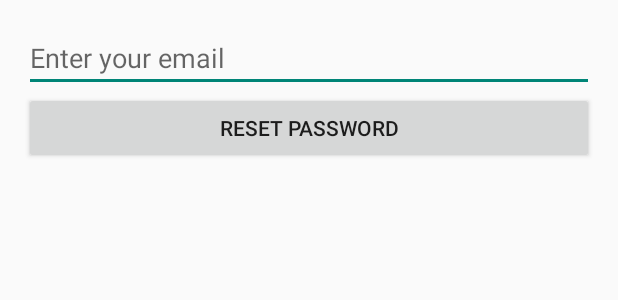
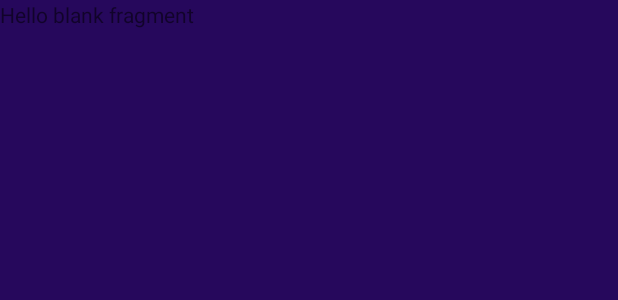
Before and after one commit to YahyaZaidi/DealSeekerApp, an Android app built with Jetpack Compose: the layout fragment_forgot_password.xml on its own in the app's theme, with its tools: preview values and no code run, on a phone screen of 412 x 824 dp. Shown: the top 300 px of the screen. Run offline under Robolectric (Android 15) with nearby library versions, the phone set to English and light mode, and no system bars.

```diff
--- a/app/src/main/java/com/example/dealseekerapplication/loginActivity.kt
+++ b/app/src/main/java/com/example/dealseekerapplication/loginActivity.kt
@@ -53,7 +53,6 @@ class loginActivity : AppCompatActivity() {
         binding.forgotPasswordRedirect.setOnClickListener {
 
             startActivity(Intent(this@loginActivity, ForgotPassword::class.java))
-            finish()
         }
 
     }
--- a/app/src/main/res/layout/fragment_forgot_password.xml
+++ b/app/src/main/res/layout/fragment_forgot_password.xml
@@ -1,20 +1,15 @@
 <?xml version="1.0" encoding="utf-8"?>
-<LinearLayout xmlns:android="http://schemas.android.com/apk/res/android"
+<FrameLayout xmlns:android="http://schemas.android.com/apk/res/android"
+    xmlns:tools="http://schemas.android.com/tools"
     android:layout_width="match_parent"
     android:layout_height="match_parent"
-    android:orientation="vertical"
-    android:padding="16dp">
+    tools:context=".Wishlist"
+    android:background="@drawable/login_background">
 
-    <EditText
-        android:id="@+id/emailEditText"
+    <!-- TODO: Update blank fragment layout -->
+    <TextView
         android:layout_width="match_parent"
-        android:layout_height="wrap_content"
-        android:hint="Enter your email"
-        android:inputType="textEmailAddress" />
+        android:layout_height="match_parent"
+        android:text="@string/hello_blank_fragment" />
 
-    <Button
-        android:id="@+id/resetPasswordButton"
-        android:layout_width="match_parent"
-        android:layout_height="wrap_content"
-        android:text="Reset Password" />
-</LinearLayout>
+</FrameLayout>
```
